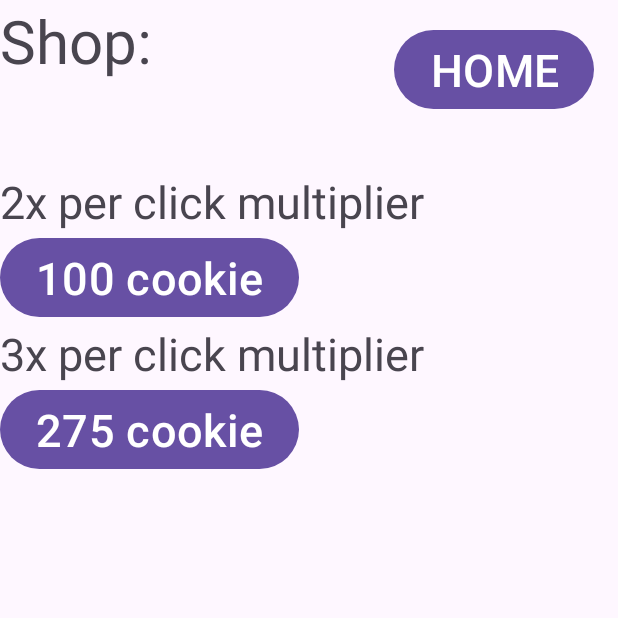
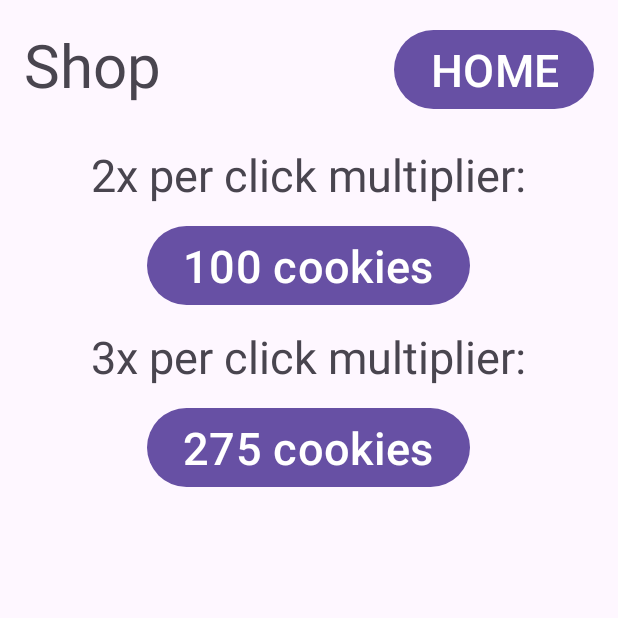
Before and after one commit to jreeves4/cookieClicker, an Android app: the ShopActivity screen opened directly, with no data from a screen before it, on a phone screen of 412 x 824 dp, the top half of it. Run offline under Robolectric (Android 15) with nearby library versions, the phone set to English and light mode, and no system bars.

Commit message:
Style fixes

```diff
--- a/app/src/main/res/layout/activity_shop.xml
+++ b/app/src/main/res/layout/activity_shop.xml
@@ -6,32 +6,38 @@
     <TextView
         android:layout_width="wrap_content"
         android:layout_height="wrap_content"
-        android:text="Shop:"
+        android:text="Shop"
         android:textSize="40sp"
+        android:layout_margin="16dp"
         android:id="@+id/shopHeader"/>
 
     <TextView
         android:layout_width="wrap_content"
         android:layout_height="wrap_content"
-        android:text="2x per click multiplier"
+        android:text="2x per click multiplier:"
         android:textSize="30sp"
         android:layout_below="@id/shopHeader"
         android:layout_marginTop="60dp"
+        android:layout_margin="10dp"
+        android:layout_centerHorizontal="true"
         android:id="@+id/twoX" />
 
     <Button
         android:layout_width="wrap_content"
         android:layout_height="wrap_content"
         android:textSize="30sp"
-        android:text="100 cookie"
+        android:text="100 cookies"
         android:layout_below="@id/twoX"
+        android:layout_centerHorizontal="true"
         android:id="@+id/twoXButton" />
 
     <TextView
         android:layout_width="wrap_content"
         android:layout_height="wrap_content"
-        android:text="3x per click multiplier"
+        android:text="3x per click multiplier:"
         android:textSize="30sp"
+        android:layout_margin="10dp"
+        android:layout_centerHorizontal="true"
         android:layout_below="@id/twoXButton"
         android:id="@+id/threeX" />
 
@@ -39,7 +45,8 @@
         android:layout_width="wrap_content"
         android:layout_height="wrap_content"
         android:textSize="30sp"
-        android:text="275 cookie"
+        android:text="275 cookies"
+        android:layout_centerHorizontal="true"
         android:layout_below="@id/threeX"
         android:id="@+id/threeXButton"
         />
```
Also changed, not shown: app/src/main/res/layout/activity_main.xml (+14 -7 lines), app/src/main/res/layout/activity_stats.xml (+6 -1 lines).
